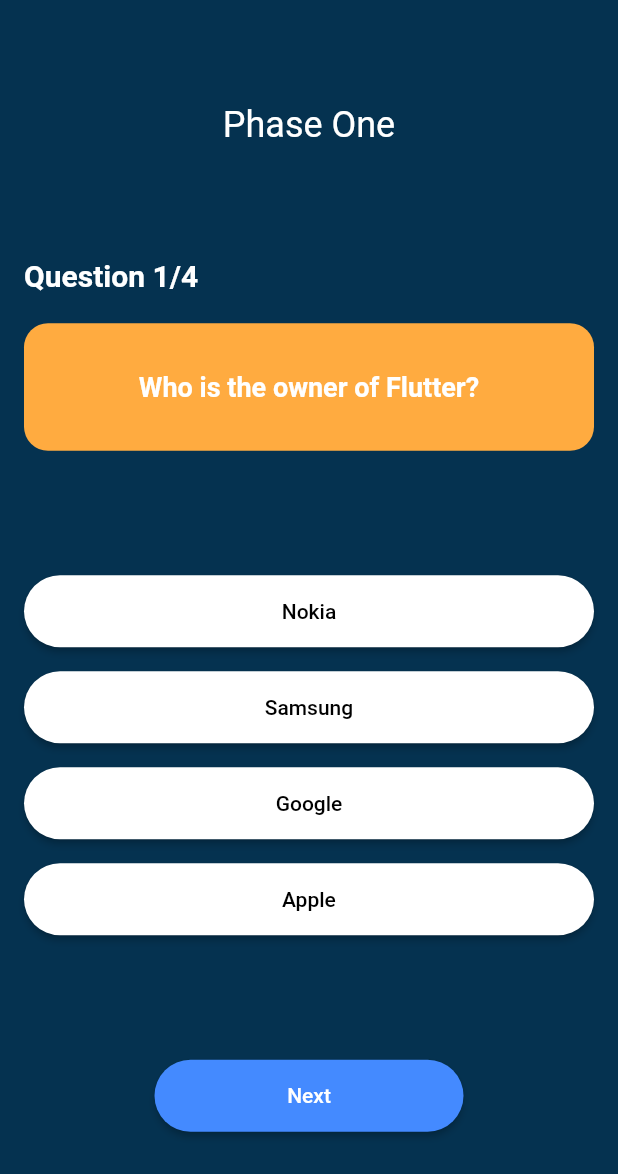
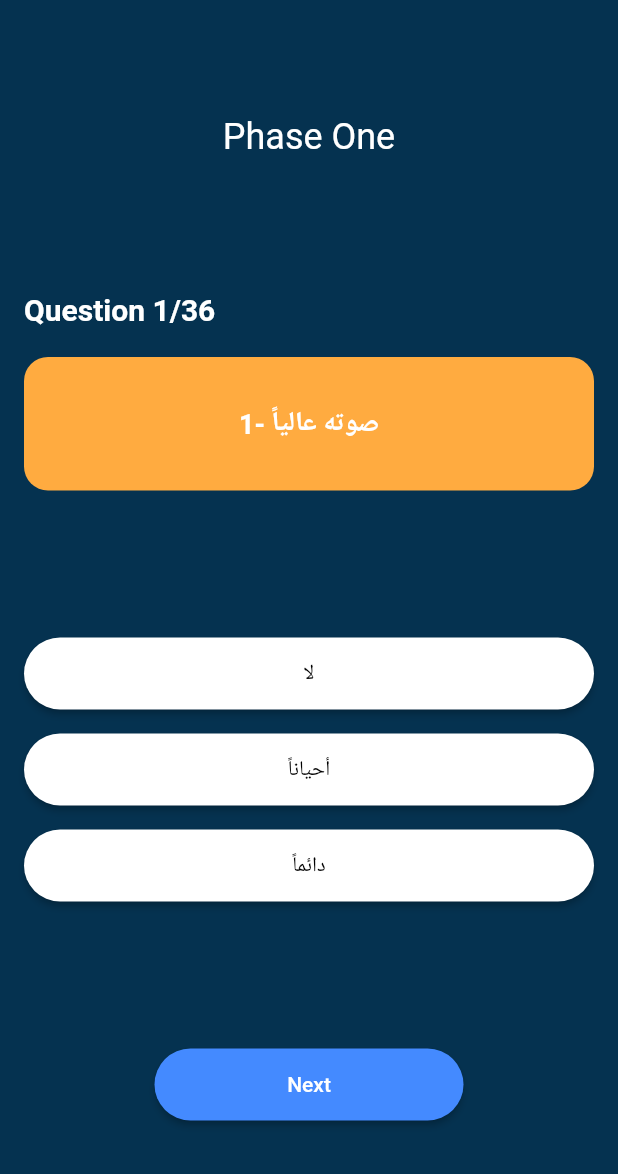
Before and after one commit to Al-Dos024/Hand_in_Hand, a Flutter app: the QuizScreen screen opened directly, on a phone screen of 412 x 824 dp. Shown: the top 1174 px of the screen. Run offline on Flutter 3.47's test engine with Material 2 defaults, Android fonts, the phone set to English and light mode, and no system bars; our stand-ins replace firebase_auth, firebase_core, modal_progress_hud_nsn, smooth_page_indicator; accounts and stored records are empty.

Commit message:
Done with phase one

```diff
--- a/lib/models/quiz_model.dart
+++ b/lib/models/quiz_model.dart
@@ -14,45 +14,313 @@
 
 List<Question> getQuestions() {
   List<Question> list = [];
-  //ADD questions and answer here
 
   list.add(Question(
-    "Who is the owner of Flutter?",
+    "1- صوته عالياً",
     [
-      Answer("Nokia", 1),
-      Answer("Samsung", 2),
-      Answer("Google", 3),
-      Answer("Apple", 4),
+      Answer("لا", 0),
+      Answer("أحياناً", 1),
+      Answer("دائماً", 2),
     ],
   ));
 
   list.add(Question(
-    "Who owns Iphone?",
+    "2- مستعجل دائماً",
     [
-      Answer("Apple", 1),
-      Answer("Microsoft", 2),
-      Answer("Google", 3),
-      Answer("Nokia", 4),
+      Answer("لا", 0),
+      Answer("أحياناً", 1),
+      Answer("دائماً", 2),
     ],
   ));
 
   list.add(Question(
-    "Youtube is _________  platform?",
+    "3- كثير الجري والقفز	",
     [
-      Answer("Music Sharing", 1),
-      Answer("Video Sharing", 2),
-      Answer("Live Streaming", 3),
-      Answer("All of the above", 4),
+      Answer("لا", 0),
+      Answer("أحياناً", 1),
+      Answer("دائماً", 2),
     ],
   ));
 
   list.add(Question(
-    "Flutter user dart as a language?",
+    "4- يدور ويتلوي علي المقعد",
     [
-      Answer("True", 1),
-      Answer("False", 2),
+      Answer("لا", 0),
+      Answer("أحياناً", 1),
+      Answer("دائماً", 2),
     ],
   ));
 
+  list.add(Question(
+    "5- سهل الاستثارة",
+    [
+      Answer("لا", 0),
+      Answer("أحياناً", 1),
+      Answer("دائماً", 2),
+    ],
+  ));
+
+  list.add(Question(
+    "6- ينتزع ويمسك الأشياء	",
+    [
+      Answer("لا", 0),
+      Answer("أحياناً", 1),
+      Answer("دائماً", 2),
+    ],
+  ));
+
+  list.add(Question(
+    " 7 يتحدث كثيرا (ثرثار)",
+    [
+      Answer("لا", 0),
+      Answer("أحياناً", 1),
+      Answer("دائماً", 2),
+    ],
+  ));
+
+  list.add(Question(
+    "8 - صعوبة البقاء جالسا  ",
+    [
+      Answer("لا", 0),
+      Answer("أحياناً", 1),
+      Answer("دائماً", 2),
+    ],
+  ));
+
+  list.add(Question(
+    " 9- دائم العبث والتلاعب بالأشياء",
+    [
+      Answer("لا", 0),
+      Answer("أحياناً", 1),
+      Answer("دائماً", 2),
+    ],
+  ));
+  list.add(Question(
+    " 10- عدم القدرة علي العب بهدوء ",
+    [
+      Answer("لا", 0),
+      Answer("أحياناً", 1),
+      Answer("دائماً", 2),
+    ],
+  ));
+  list.add(Question(
+    " 11- يتململ",
+    [
+      Answer("لا", 0),
+      Answer("أحياناً", 1),
+      Answer("دائماً", 2),
+    ],
+  ));
+  list.add(Question(
+    " 12- قلق",
+    [
+      Answer("لا", 0),
+      Answer("أحياناً", 1),
+      Answer("دائماً", 2),
+    ],
+  ));
+  list.add(Question(
+    " 13- يتضايق بشدة",
+    [
+      Answer("لا", 0),
+      Answer("أحياناً", 1),
+      Answer("دائماً", 2),
+    ],
+  ));
+
+// مجموع كثرة الحركة
+
+  list.add(Question(
+    "الاندفاع"
+    " 14- يتصرف بدون تفكير",
+    [
+      Answer("لا", 0),
+      Answer("أحياناً", 1),
+      Answer("دائماً", 2),
+    ],
+  ));
+
+  list.add(Question(
+    "15- ينتقل من نشاط إلي الآخر ",
+    [
+      Answer("لا", 0),
+      Answer("أحياناً", 1),
+      Answer("دائماً", 2),
+    ],
+  ));
+  list.add(Question(
+    " 16- يفشل في انتظار الدور",
+    [
+      Answer("لا", 0),
+      Answer("أحياناً", 1),
+      Answer("دائماً", 2),
+    ],
+  ));
+  list.add(Question(
+    " 17- صعوبة في انتظار دوره ",
+    [
+      Answer("لا", 0),
+      Answer("أحياناً", 1),
+      Answer("دائماً", 2),
+    ],
+  ));
+  list.add(Question(
+    "18- يجيب عن الأسئلة بدون تفكير ",
+    [
+      Answer("لا", 0),
+      Answer("أحياناً", 1),
+      Answer("دائماً", 2),
+    ],
+  ));
+  list.add(Question(
+    "19- مندفع ",
+    [
+      Answer("لا", 0),
+      Answer("أحياناً", 1),
+      Answer("دائماً", 2),
+    ],
+  ));
+  list.add(Question(
+    "20- يقاطع الحديث ",
+    [
+      Answer("لا", 0),
+      Answer("أحياناً", 1),
+      Answer("دائماً", 2),
+    ],
+  ));
+
+  list.add(Question(
+    "21- يتطفل علي الآخرين ",
+    [
+      Answer("لا", 0),
+      Answer("أحياناً", 1),
+      Answer("دائماً", 2),
+    ],
+  ));
+
+  list.add(Question(
+    " 22- لا ينتظر التعليمات",
+    [
+      Answer("لا", 0),
+      Answer("أحياناً", 1),
+      Answer("دائماً", 2),
+    ],
+  ));
+
+  list.add(Question(
+    " 23- لا يتبع أصول اللعب",
+    [
+      Answer("لا", 0),
+      Answer("أحياناً", 1),
+      Answer("دائماً", 2),
+    ],
+  ));
+// مجموع الاندفاع
+
+  list.add(Question(
+    " 24- ضعف في التركيز ",
+    [
+      Answer("لا", 0),
+      Answer("أحياناً", 1),
+      Answer("دائماً", 2),
+    ],
+  ));
+
+  list.add(Question(
+    " 25- لا يكمل المهام التي يقوم بها	",
+    [
+      Answer("لا", 0),
+      Answer("أحياناً", 1),
+      Answer("دائماً", 2),
+    ],
+  ));
+  list.add(Question(
+    " 26- غير منظم ",
+    [
+      Answer("لا", 0),
+      Answer("أحياناً", 1),
+      Answer("دائماً", 2),
+    ],
+  ));
+  list.add(Question(
+    " 27- ضعف في القدرة علي التخطيط ",
+    [
+      Answer("لا", 0),
+      Answer("أحياناً", 1),
+      Answer("دائماً", 2),
+    ],
+  ));
+  list.add(Question(
+    " 28- شارد الذهن",
+    [
+      Answer("لا", 0),
+      Answer("أحياناً", 1),
+      Answer("دائماً", 2),
+    ],
+  ));
+  list.add(Question(
+    "29- عدم الانتباه ",
+    [
+      Answer("لا", 0),
+      Answer("أحياناً", 1),
+      Answer("دائماً", 2),
+    ],
+  ));
+  list.add(Question(
+    " 30- صعوبة اتباع التعليمات ",
+    [
+      Answer("لا", 0),
+      Answer("أحياناً", 1),
+      Answer("دائماً", 2),
+    ],
+  ));
+  list.add(Question(
+    " 31- قصر وقت الانتباه",
+    [
+      Answer("لا", 0),
+      Answer("أحياناً", 1),
+      Answer("دائماً", 2),
+    ],
+  ));
+  list.add(Question(
+    " 32- سهولة التشتت",
+    [
+      Answer("لا", 0),
+      Answer("أحياناً", 1),
+      Answer("دائماً", 2),
+    ],
+  ));
+  list.add(Question(
+    "33- صعوبة استمرار الانتباه ",
+    [
+      Answer("لا", 0),
+      Answer("أحياناً", 1),
+      Answer("دائماً", 2),
+    ],
+  ));
+  list.add(Question(
+    " 34- صعوبة الاستمرار في المهمة",
+    [
+      Answer("لا", 0),
+      Answer("أحياناً", 1),
+      Answer("دائماً", 2),
+    ],
+  ));
+  list.add(Question(
+    "35- صعوبة إنهاء المهام ",
+    [
+      Answer("لا", 0),
+      Answer("أحياناً", 1),
+      Answer("دائماً", 2),
+    ],
+  ));
+  list.add(Question(
+    "36- يفقد الأشياء كثيراً ",
+    [
+      Answer("لا", 0),
+      Answer("أحياناً", 1),
+      Answer("دائماً", 2),
+    ],
+  ));
   return list;
 }
--- a/lib/views/login.dart
+++ b/lib/views/login.dart
@@ -1,15 +1,13 @@
-// ignore_for_file: use_build_context_synchronously
+// ignore_for_file: use_build_context_synchronously, avoid_print
 
 import 'package:firebase_auth/firebase_auth.dart';
 import 'package:flutter/material.dart';
 import 'package:isef_project/views/more.dart';
 import 'package:isef_project/views/onBoarding.dart';
 import 'package:isef_project/views/registar.dart';
-import 'package:isef_project/widgets/custom_formtextfield.dart';
 import 'package:isef_project/widgets/custom_snackbar.dart';
 import 'package:isef_project/widgets/custom_text_from_field.dart';
 import 'package:modal_progress_hud_nsn/modal_progress_hud_nsn.dart';
-import 'package:modal_progress_hud_nsn/modal_progress_hud_nsn_platform_interface.dart';
 
 bool showpassword = true;
 TextEditingController emailcontrollor = TextEditingController();
--- a/lib/views/more.dart
+++ b/lib/views/more.dart
@@ -38,13 +38,13 @@
                   );
                 },
                 style: ElevatedButton.styleFrom(
-                  backgroundColor: Colors.blue,
+                  backgroundColor: Colors.red,
                   shape: RoundedRectangleBorder(
                     borderRadius: BorderRadius.circular(12), // <-- Radius
                   ),
                 ),
                 child: const Text(
-                  'Phase One?',
+                  'Under 18?',
                   style: TextStyle(fontSize: 25),
                 ),
               ),
@@ -71,34 +71,7 @@
                   ),
                 ),
                 child: const Text(
-                  'Phase two?',
-                  style: TextStyle(fontSize: 25),
-                ),
-              ),
-            ),
-          ),
-          Padding(
-            padding: const EdgeInsets.all(22.0),
-            child: Container(
-              margin: const EdgeInsets.all(10),
-              height: 180,
-              width: 360,
-              child: ElevatedButton(
-                onPressed: () {
-                  Navigator.of(context).push(
-                    MaterialPageRoute(
-                      builder: (context) => QuizScreen(),
-                    ),
-                  );
-                },
-                style: ElevatedButton.styleFrom(
-                  backgroundColor: Colors.blue,
-                  shape: RoundedRectangleBorder(
-                    borderRadius: BorderRadius.circular(12), // <-- Radius
-                  ),
-                ),
-                child: const Text(
-                  'Phase three?',
+                  'Above 18?',
                   style: TextStyle(fontSize: 25),
                 ),
               ),
--- a/lib/views/quiz_screen.dart
+++ b/lib/views/quiz_screen.dart
@@ -4,6 +4,8 @@
 import '../models/quiz_model.dart';
 
 class QuizScreen extends StatefulWidget {
+  const QuizScreen({super.key});
+
   @override
   State<QuizScreen> createState() => _QuizScreenState();
 }
@@ -12,7 +14,10 @@
   //define the datas
   List<Question> questionList = getQuestions();
   int currentQuestionIndex = 0;
-  int score = 0;
+  int mScore = 0;
+  int iScore = 0;
+  int dScore = 0;
+  int tScore = 0;
   Answer? selectedAnswer;
 
   @override
@@ -92,20 +97,28 @@
       margin: const EdgeInsets.symmetric(vertical: 8),
       height: 48,
       child: ElevatedButton(
-        child: Text(answer.answerText),
         style: ElevatedButton.styleFrom(
+          foregroundColor: isSelected ? Colors.white : Colors.black,
+          backgroundColor: isSelected ? Colors.teal : Colors.white,
           shape: const StadiumBorder(),
-          primary: isSelected ? Colors.teal : Colors.white,
-          onPrimary: isSelected ? Colors.white : Colors.black,
         ),
         onPressed: () {
           if (selectedAnswer == null) {
             setState(() {
+              if (currentQuestionIndex < 14) {
                 selectedAnswer = answer;
-              score = score + answer.isCorrect;
+                mScore = mScore + answer.isCorrect;
+              } else if (currentQuestionIndex < 24) {
+                selectedAnswer = answer;
+                iScore = iScore + answer.isCorrect;
+              } else {
+                selectedAnswer = answer;
+                dScore = dScore + answer.isCorrect;
+              }
             });
           }
         },
+        child: Text(answer.answerText),
       ),
     );
   }
@@ -116,15 +129,14 @@
       isLastQuestion = true;
     }
 
-    return Container(
+    return SizedBox(
       width: MediaQuery.of(context).size.width * 0.5,
       height: 48,
       child: ElevatedButton(
-        child: Text(isLastQuestion ? "Submit" : "Next"),
         style: ElevatedButton.styleFrom(
+          foregroundColor: Colors.white,
+          backgroundColor: Colors.blueAccent,
           shape: const StadiumBorder(),
-          primary: Colors.blueAccent,
-          onPrimary: Colors.white,
         ),
         onPressed: () {
           if (isLastQuestion) {
@@ -139,36 +151,58 @@
             });
           }
         },
+        child: Text(isLastQuestion ? "Submit" : "Next"),
       ),
     );
   }
 
   _showScoreDialog() {
     bool isPassed = false;
-
-    if (score >= questionList.length * 0.6) {
-      //pass if 60 %
+    if (tScore >= questionList.length * 0.6) {
       isPassed = true;
     }
-    String title = isPassed ? "Passed " : "Failed";
+    //String title = isPassed ? "Passed " : "Failed";
 
     return AlertDialog(
       title: Text(
-        title + " | Score is $score",
+        "Score is $tScore ",
         style: TextStyle(color: isPassed ? Colors.green : Colors.redAccent),
       ),
-      content: ElevatedButton(
-        child: const Text("Return to phases"),
+      content: const Text('You have passed the phase one'),
+      actions: [
+        Column(
+          children: [
+            TextButton(
                 onPressed: () {
                   Navigator.push(
-              context, MaterialPageRoute(builder: (context) => MoreScreen()));
+                      context,
+                      MaterialPageRoute(
+                          builder: (context) => const MoreScreen()));
+
                   setState(() {
                     currentQuestionIndex = 0;
-            score = 0;
+                    tScore = 0;
                     selectedAnswer = null;
                   });
                 },
-      ),
+                child: const Text("Return to phases")),
+            TextButton(
+                onPressed: () {
+                  Navigator.push(
+                      context,
+                      MaterialPageRoute(
+                          builder: (context) => const MoreScreen()));
+
+                  setState(() {
+                    currentQuestionIndex = 0;
+                    tScore = 0;
+                    selectedAnswer = null;
+                  });
+                },
+                child: const Text("Go To phase 2?")),
+          ],
+        )
+      ],
     );
   }
 }
--- a/lib/views/registar.dart
+++ b/lib/views/registar.dart
@@ -5,7 +5,6 @@
 import 'package:isef_project/views/login.dart';
 import 'package:isef_project/views/more.dart';
 import 'package:isef_project/widgets/custom_button.dart';
-import 'package:isef_project/widgets/custom_formtextfield.dart';
 import 'package:isef_project/widgets/custom_snackbar.dart';
 import 'package:isef_project/widgets/custom_text_from_field.dart';
 import 'package:modal_progress_hud_nsn/modal_progress_hud_nsn.dart';
--- a/lib/widgets/custom_text_from_field.dart
+++ b/lib/widgets/custom_text_from_field.dart
@@ -1,7 +1,7 @@
 import 'package:flutter/material.dart';
 
 class CustomTextFromField extends StatelessWidget {
-  CustomTextFromField(
+  const CustomTextFromField(
       {super.key,
       required this.fieldText,
       required this.icon,
@@ -10,12 +10,12 @@
 
   final String fieldText;
   final IconData icon;
-  bool? obscureText;
-  Function(String)? onChange;
+  final bool obscureText;
+  final Function(String)? onChange;
   @override
   Widget build(BuildContext context) {
     return TextFormField(
-      obscureText: obscureText!,
+      obscureText: obscureText,
       validator: (value) {
         if (value!.isEmpty) {
           return "$fieldText must not be empty";
```
Lines whose indentation alone changed are shown as unchanged.
